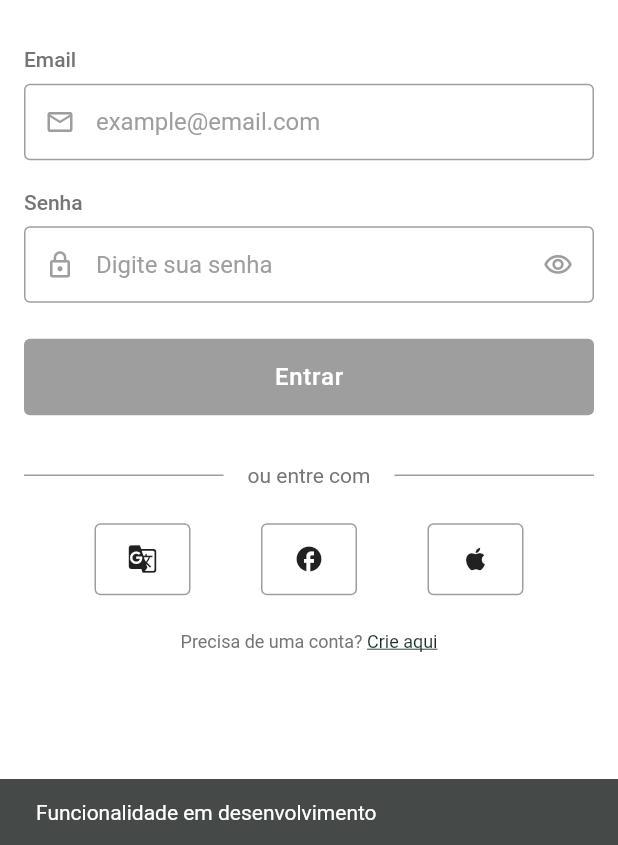
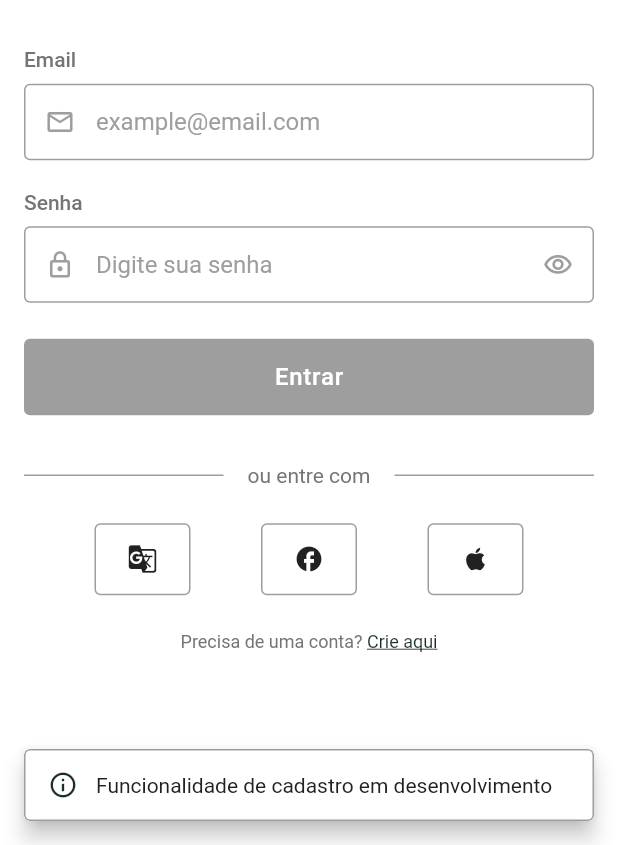
Before and after one commit to LucasGeek/Temp.TerraAllWertApp, a Flutter app: the screen it shows after launch, after a tap on "Crie aqui", on a phone screen of 412 x 824 dp, the part 391-1236 px from its top. Run offline on Flutter 3.47's test engine with Material 3 defaults, Android fonts, the phone set to English and light mode, and no system bars; our stand-ins replace connectivity_plus, dio, drift, flutter_riverpod, flutter_secure_storage, freezed_annotation and 4 more; missing offline and left inert: dio_cache_interceptor, minio; accounts and stored records are empty; generated files the repository leaves out were written again.

Commit message:
fix: corrige erros visuais e implementa snackbar global
- Corrige erro de overflow em modo mobile com Flexible + SingleChildScrollView
- Adiciona borda vermelha nos inputs quando há erro de validação
- Implementa SnackbarService global para notificações independente de roteamento
- Remove containers de erro locais em favor de snackbar global
- Ajusta cores dos ícones para refletir estado de erro (vermelho quando erro)
- Adiciona diferentes tipos de snackbar: success, error, info, warning, loading
- Integra scaffoldMessengerKey no MaterialApp.router para snackbar global

```diff
--- a/lib/core/widgets/atoms/login_text_field.dart
+++ b/lib/core/widgets/atoms/login_text_field.dart
@@ -114,9 +114,11 @@ class _LoginTextFieldState extends State<LoginTextField> {
                 prefixIcon: widget.prefixIcon != null
                     ? Icon(
                         widget.prefixIcon,
-                        color: _hasFocus
-                            ? AppTheme.primaryColor
-                            : AppTheme.textHint,
+                        color: widget.errorText != null
+                            ? AppTheme.errorColor
+                            : _hasFocus
+                                ? AppTheme.primaryColor
+                                : AppTheme.textHint,
                         size: 20,
                       )
                     : null,
@@ -129,21 +131,27 @@ class _LoginTextFieldState extends State<LoginTextField> {
                 border: OutlineInputBorder(
                   borderRadius: BorderRadius.circular(4),
                   borderSide: BorderSide(
-                    color: AppTheme.secondaryLight,
+                    color: widget.errorText != null
+                        ? AppTheme.errorColor
+                        : AppTheme.secondaryLight,
                     width: 1,
                   ),
                 ),
                 enabledBorder: OutlineInputBorder(
                   borderRadius: BorderRadius.circular(4),
                   borderSide: BorderSide(
-                    color: AppTheme.secondaryLight,
+                    color: widget.errorText != null
+                        ? AppTheme.errorColor
+                        : AppTheme.secondaryLight,
                     width: 1,
                   ),
                 ),
                 focusedBorder: OutlineInputBorder(
                   borderRadius: BorderRadius.circular(4),
                   borderSide: BorderSide(
-                    color: AppTheme.primaryColor,
+                    color: widget.errorText != null
+                        ? AppTheme.errorColor
+                        : AppTheme.primaryColor,
                     width: 2,
                   ),
                 ),
--- a/lib/core/widgets/organisms/login_form.dart
+++ b/lib/core/widgets/organisms/login_form.dart
@@ -1,6 +1,7 @@
 import 'package:flutter/material.dart';
 import 'package:flutter_riverpod/flutter_riverpod.dart';
 import '../../theme/app_theme.dart';
+import '../../services/snackbar_service.dart';
 import '../../../features/auth/presentation/providers/auth_provider.dart';
 import '../../../features/auth/presentation/providers/login_form_provider.dart';
 import '../atoms/primary_button.dart';
@@ -44,10 +45,11 @@ class _LoginFormState extends ConsumerState<LoginForm> {
           );
 
       ref.read(loginFormProvider.notifier).submitSuccess();
+      SnackbarService.showSuccess('Login realizado com sucesso!');
     } catch (error) {
-      ref.read(loginFormProvider.notifier).submitError(
-        error.toString().replaceFirst('Exception: ', ''),
-      );
+      final errorMessage = error.toString().replaceFirst('Exception: ', '');
+      ref.read(loginFormProvider.notifier).submitError(errorMessage);
+      SnackbarService.showError(errorMessage);
     }
   }
 
@@ -57,16 +59,12 @@ class _LoginFormState extends ConsumerState<LoginForm> {
 
   void _handleSignUp() {
     // TODO: Implementar navegação para tela de cadastro
-    ScaffoldMessenger.of(context).showSnackBar(
-      const SnackBar(content: Text('Funcionalidade em desenvolvimento')),
-    );
+    SnackbarService.showInfo('Funcionalidade de cadastro em desenvolvimento');
   }
 
   void _handleSocialLogin(String provider) {
     // TODO: Implementar login social
-    ScaffoldMessenger.of(context).showSnackBar(
-      SnackBar(content: Text('Login com $provider em desenvolvimento')),
-    );
+    SnackbarService.showInfo('Login com $provider em desenvolvimento');
   }
 
   @override
@@ -127,37 +125,7 @@ class _LoginFormState extends ConsumerState<LoginForm> {
                 : null,
           ),
 
-          // Mensagem de erro geral
-          if (formState.submitError != null) ...[
-            const SizedBox(height: 16),
-            Container(
-              width: double.infinity,
-              padding: const EdgeInsets.all(12),
-              decoration: BoxDecoration(
-                color: AppTheme.errorColor.withValues(alpha: 0.1),
-                border: Border.all(color: AppTheme.errorColor.withValues(alpha: 0.3)),
-                borderRadius: BorderRadius.circular(4),
-              ),
-              child: Row(
-                children: [
-                  Icon(
-                    Icons.error_outline,
-                    color: AppTheme.errorColor,
-                    size: 16,
-                  ),
-                  const SizedBox(width: 8),
-                  Expanded(
-                    child: Text(
-                      formState.submitError!,
-                      style: Theme.of(context).textTheme.bodySmall?.copyWith(
-                        color: AppTheme.errorColor,
-                      ),
-                    ),
-                  ),
-                ],
-              ),
-            ),
-          ],
+          // Removido o container de erro local - usando snackbar global
 
           const SizedBox(height: 32),
 
--- a/lib/features/auth/presentation/pages/login_page.dart
+++ b/lib/features/auth/presentation/pages/login_page.dart
@@ -27,9 +27,11 @@ class LoginPage extends ConsumerWidget {
           const SizedBox(height: 48),
 
           // Formulário de login
-          const Expanded(
+          const Flexible(
             child: Center(
-              child: LoginForm(),
+              child: SingleChildScrollView(
+                child: LoginForm(),
+              ),
             ),
           ),
         ],
--- a/lib/main.dart
+++ b/lib/main.dart
@@ -5,6 +5,7 @@ import 'package:talker/talker.dart';
 import 'core/network/env_config.dart';
 import 'core/router/app_router.dart';
 import 'core/theme/app_theme.dart';
+import 'core/services/snackbar_service.dart';
 
 final talkerProvider = Provider<Talker>((ref) => Talker());
 
@@ -31,6 +32,7 @@ class TerraAllwertApp extends ConsumerWidget {
       darkTheme: AppTheme.darkTheme,
       routerConfig: AppRouter.router,
       debugShowCheckedModeBanner: config.environment != 'production',
+      scaffoldMessengerKey: SnackbarService.messengerKey,
     );
   }
 }
```
Also changed, not shown: lib/core/services/snackbar_service.dart (added, +182 -0 lines).
